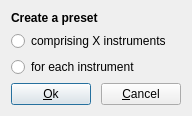
This is sources/dialogs/dialogcreateelements.ui in davy7125/polyphone as Qt 5 draws it before an edit. The edited form follows.
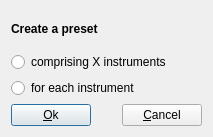
This is the edited form. Icons and pictures are not drawn.

Patch:
```diff
--- a/sources/dialogs/dialogcreateelements.ui
+++ b/sources/dialogs/dialogcreateelements.ui
@@ -9,8 +9,8 @@
    <rect>
     <x>0</x>
     <y>0</y>
-    <width>192</width>
-    <height>110</height>
+    <width>213</width>
+    <height>137</height>
    </rect>
   </property>
   <property name="windowTitle">
```
Left out of the diff: 2 changed lines with no effect on the pictures.
